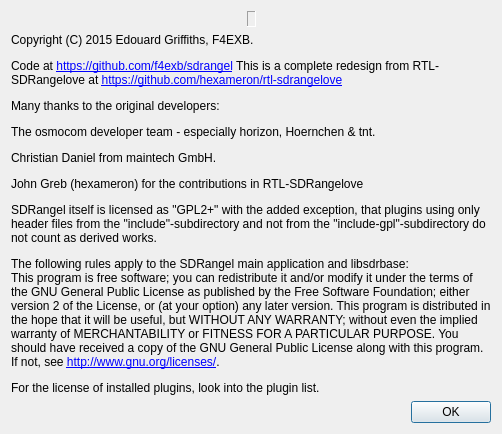
The window that sdrbase/gui/aboutdialog.ui (f4exb/sdrangel) describes before a commit, drawn with Qt 5.
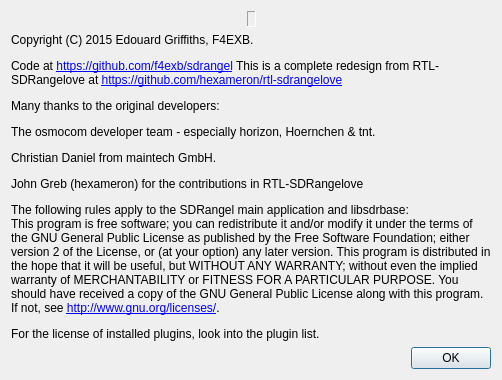
The same window after the commit. Icons and pictures are not drawn.

Commit message: Merged include-gpl into include and removed GPL dribble in About dialog

The edit to the form file:
```diff
--- a/sdrbase/gui/aboutdialog.ui
+++ b/sdrbase/gui/aboutdialog.ui
@@ -78,18 +78,7 @@
    <item>
     <widget class="QLabel" name="label_2">
      <property name="text">
-      <string>&lt;p&gt;Copyright (C) 2015 Edouard Griffiths, F4EXB. &lt;/p&gt;
-&lt;p&gt;Code at &lt;a href=&quot;https://github.com/f4exb/sdrangel&quot;&gt;https://github.com/f4exb/sdrangel&lt;/a&gt; This is a complete redesign from RTL-SDRangelove at &lt;a href=&quot;https://github.com/hexameron/rtl-sdrangelove&quot;&gt;https://github.com/hexameron/rtl-sdrangelove&lt;/a&gt;&lt;/p&gt;
-&lt;p&gt;Many thanks to the original developers:&lt;/p&gt;
-&lt;p&gt;The osmocom developer team - especially horizon, Hoernchen &amp;amp; tnt.&lt;/p&gt;
-&lt;p&gt;Christian Daniel from maintech GmbH.&lt;p&gt;
-&lt;p&gt;John Greb (hexameron) for the contributions in RTL-SDRangelove&lt;p&gt;
-&lt;p&gt;SDRangel itself is licensed as &quot;GPL2+&quot; with the added exception, that plugins using only header files from the &quot;include&quot;-subdirectory and not from the &quot;include-gpl&quot;-subdirectory do not count as derived works.&lt;/p&gt;
-&lt;p&gt;The following rules apply to the SDRangel main application and libsdrbase:&lt;br&gt;
-This program is free software; you can redistribute it and/or modify it under the terms of the GNU General Public License as published by the Free Software Foundation; either version 2 of the License, or (at your option) any later version.
-This program is distributed in the hope that it will be useful, but WITHOUT ANY WARRANTY; without even the implied warranty of MERCHANTABILITY or FITNESS FOR A PARTICULAR PURPOSE.
-You should have received a copy of the GNU General Public License along with this program. If not, see &lt;a href=&quot;http://www.gnu.org/licenses/&quot;&gt;http://www.gnu.org/licenses/&lt;/a&gt;.&lt;/p&gt;
-&lt;p&gt;For the license of installed plugins, look into the plugin list.&lt;/p&gt;</string>
+      <string>&lt;html&gt;&lt;head/&gt;&lt;body&gt;&lt;p&gt;Copyright (C) 2015 Edouard Griffiths, F4EXB. &lt;/p&gt;&lt;p&gt;Code at &lt;a href=&quot;https://github.com/f4exb/sdrangel&quot;&gt;&lt;span style=&quot; text-decoration: underline; color:#0000ff;&quot;&gt;https://github.com/f4exb/sdrangel&lt;/span&gt;&lt;/a&gt; This is a complete redesign from RTL-SDRangelove at &lt;a href=&quot;https://github.com/hexameron/rtl-sdrangelove&quot;&gt;&lt;span style=&quot; text-decoration: underline; color:#0000ff;&quot;&gt;https://github.com/hexameron/rtl-sdrangelove&lt;/span&gt;&lt;/a&gt;&lt;/p&gt;&lt;p&gt;Many thanks to the original developers:&lt;/p&gt;&lt;p&gt;The osmocom developer team - especially horizon, Hoernchen &amp;amp; tnt.&lt;/p&gt;&lt;p&gt;Christian Daniel from maintech GmbH.&lt;/p&gt;&lt;p&gt;John Greb (hexameron) for the contributions in RTL-SDRangelove&lt;/p&gt;&lt;p&gt;The following rules apply to the SDRangel main application and libsdrbase:&lt;br/&gt;This program is free software; you can redistribute it and/or modify it under the terms of the GNU General Public License as published by the Free Software Foundation; either version 2 of the License, or (at your option) any later version. This program is distributed in the hope that it will be useful, but WITHOUT ANY WARRANTY; without even the implied warranty of MERCHANTABILITY or FITNESS FOR A PARTICULAR PURPOSE. You should have received a copy of the GNU General Public License along with this program. If not, see &lt;a href=&quot;http://www.gnu.org/licenses/&quot;&gt;&lt;span style=&quot; text-decoration: underline; color:#0000ff;&quot;&gt;http://www.gnu.org/licenses/&lt;/span&gt;&lt;/a&gt;.&lt;/p&gt;&lt;p&gt;For the license of installed plugins, look into the plugin list.&lt;/p&gt;&lt;/body&gt;&lt;/html&gt;</string>
      </property>
      <property name="wordWrap">
       <bool>true</bool>
```
The commit also changes 56 other files.
